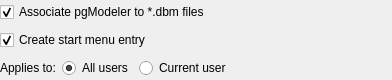
This is installer/template/packages/io.pgmodeler/meta/extraoptionswidget.ui in pgmodeler/pgmodeler as Qt 5 draws it before an edit. The edited form follows.
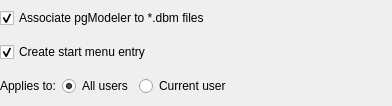
This is the edited form.

```diff
--- a/installer/template/packages/io.pgmodeler/meta/extraoptionswidget.ui
+++ b/installer/template/packages/io.pgmodeler/meta/extraoptionswidget.ui
@@ -7,7 +7,7 @@
     <x>0</x>
     <y>0</y>
     <width>392</width>
-    <height>80</height>
+    <height>106</height>
    </rect>
   </property>
   <property name="sizePolicy">
```
